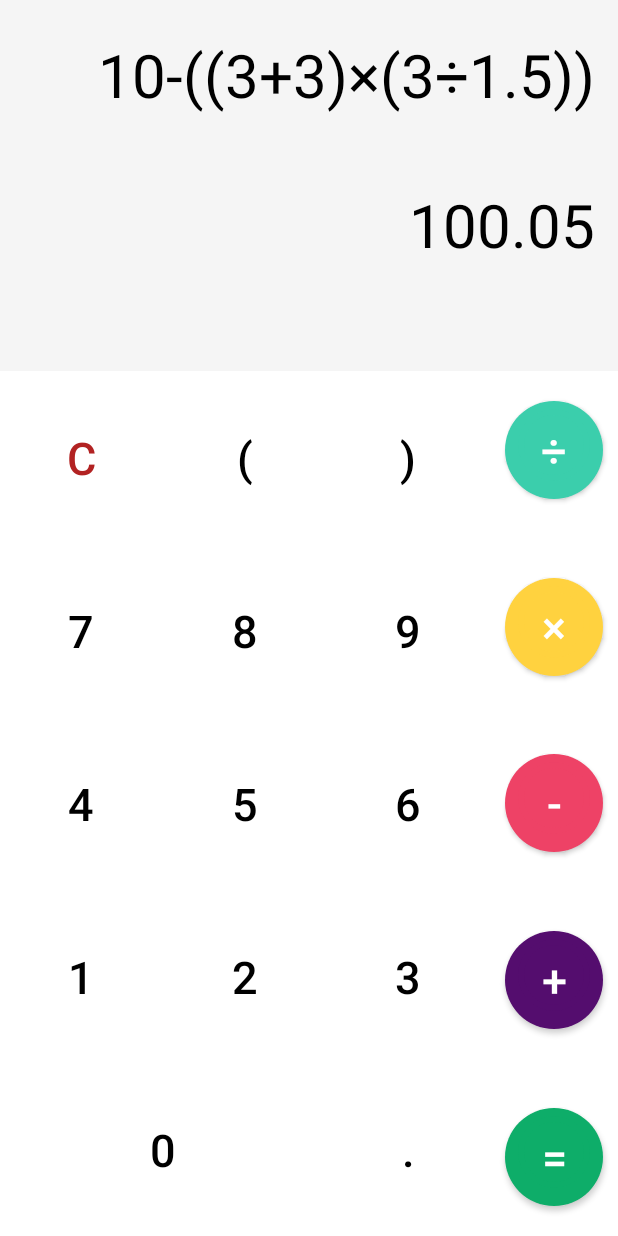
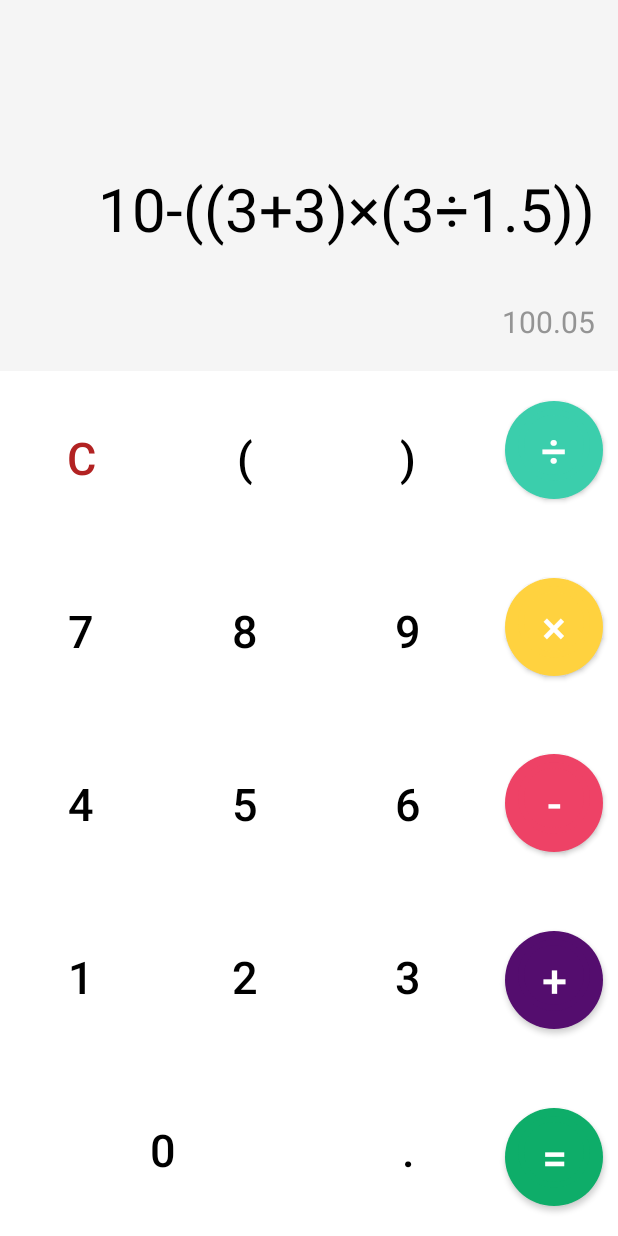
Before and after one commit to robin0512/SimpleCalculator, an Android app: the layout calculator.xml on its own in the app's theme, with its tools: preview values and no code run, on a phone screen of 412 x 824 dp. Run offline under Robolectric (Android 15) with nearby library versions, the phone set to English and light mode, and no system bars.

```diff
--- a/app/src/main/res/layout/calculator.xml
+++ b/app/src/main/res/layout/calculator.xml
@@ -5,6 +5,9 @@
     tools:context=".CalculatorActivity">
 
     <data>
+
+        <import type="android.view.View" />
+
         <variable
             name="viewModel"
             type="com.example.simplecalculator.viewModel.CalculatorActivityViewModel" />
@@ -346,7 +349,7 @@
             android:layout_marginRight="10dp"
             android:layout_marginBottom="20dp"
             android:background="@drawable/button_round_with_shadow"
-            android:onClick="@{() -> viewModel.equals()}"
+            android:onClick="@{() -> viewModel.equalClick()}"
             android:text="="
             android:textSize="30sp"
             app:backgroundTint="@color/equals"
@@ -374,29 +377,28 @@
                 android:text="@{viewModel.displayExpressionLiveData}"
                 android:textColor="@color/black"
                 android:textSize="40sp"
+                app:layout_constraintBottom_toTopOf="@+id/total"
                 app:layout_constraintEnd_toEndOf="parent"
-                app:layout_constraintHorizontal_bias="0.0"
                 app:layout_constraintStart_toStartOf="parent"
                 app:layout_constraintTop_toTopOf="parent"
+                app:layout_constraintVertical_bias="1.0"
                 tools:text="10-((3+3)×(3÷1.5))" />
 
             <TextView
                 android:id="@+id/total"
                 android:layout_width="0dp"
-                android:layout_height="100dp"
+                android:layout_height="50dp"
                 android:layout_marginRight="15dp"
-                android:layout_marginBottom="32dp"
+                android:layout_marginBottom="8dp"
                 android:gravity="center_vertical|right"
                 android:text="@{viewModel.displayTotalLiveData}"
-                tools:text="100.05"
-                android:textColor="@color/black"
-                android:textSize="40sp"
+                android:textColor="@color/dark_gray"
+                android:textSize="20sp"
                 app:layout_constraintBottom_toBottomOf="parent"
                 app:layout_constraintEnd_toEndOf="parent"
+                app:layout_constraintHorizontal_bias="0.0"
                 app:layout_constraintStart_toStartOf="parent"
-                app:layout_constraintTop_toBottomOf="@+id/expression"
-                app:layout_constraintHorizontal_bias="0.0"
-                app:layout_constraintVertical_bias="0.0"/>
+                tools:text="100.05" />
 
         </androidx.constraintlayout.widget.ConstraintLayout>
 
```
Also changed, not shown: app/src/main/java/com/example/simplecalculator/CalculatorActivity.kt (+20 -3 lines), app/src/main/java/com/example/simplecalculator/viewModel/CalculatorActivityViewModel.kt (+13 -3 lines).
